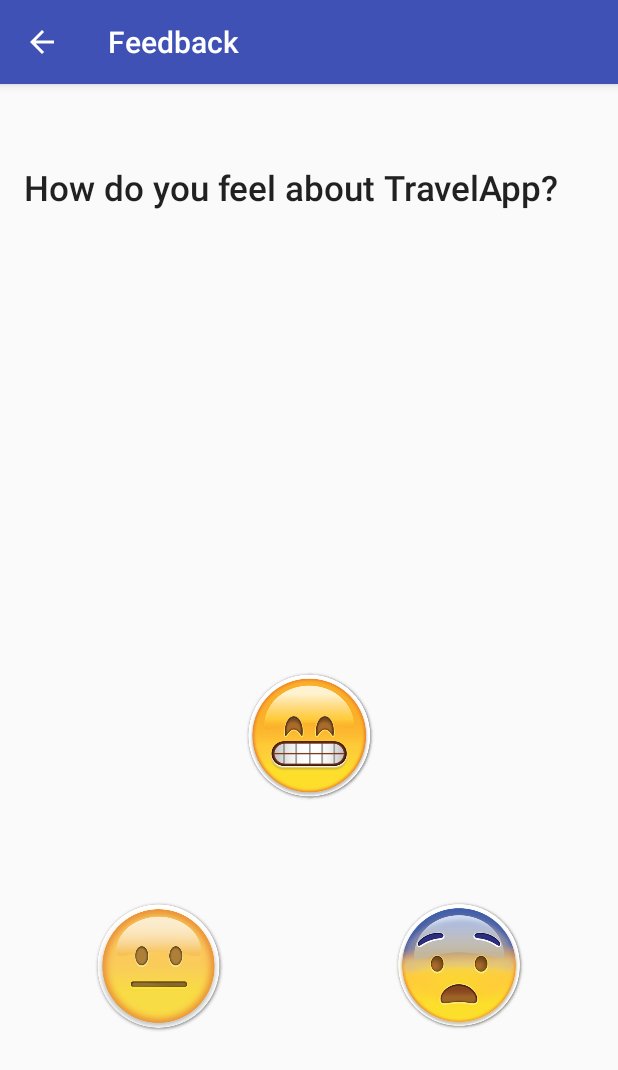
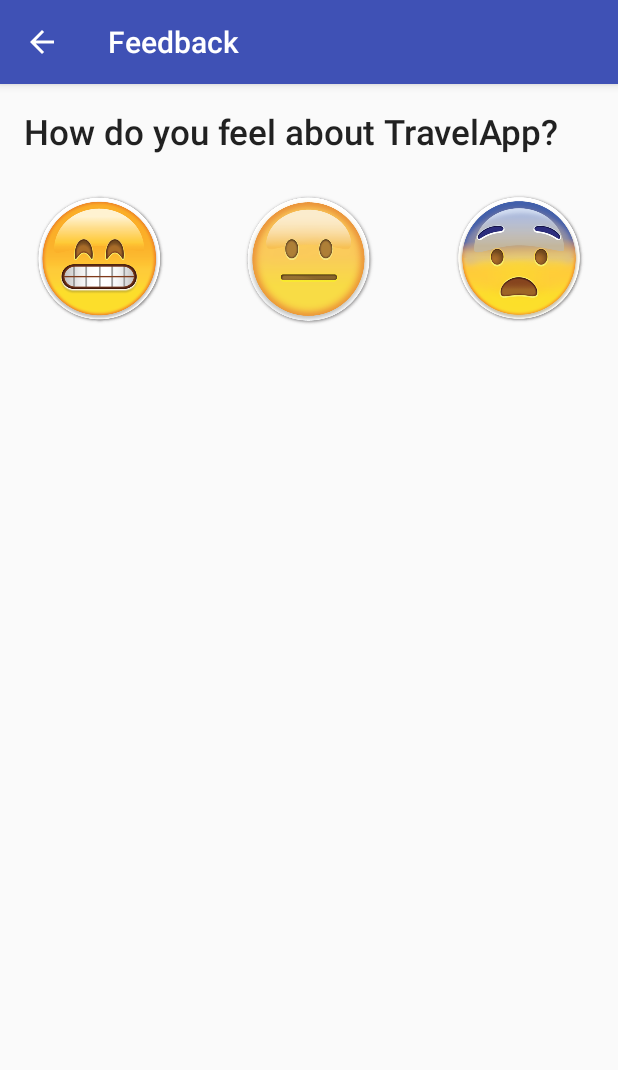
Before and after one commit to fzd370/travel-app, an Android app: the FeedbackActivity screen opened directly, with no data from a screen before it, on a phone screen of 412 x 824 dp. Shown: the top 1070 px of the screen. Run offline under Robolectric (Android 15) with nearby library versions, the phone set to English and light mode, and no system bars.

Commit message:
TravelAPP - Itineary Planner Algorithm - Search Autocorrect - Item Suggestion List + Weather Nowcast - Feedback - Contact List

```diff
--- /dev/null
+++ b/app/src/main/res/drawable/weather_top_bg.xml
@@ -0,0 +1,8 @@
+<shape xmlns:android="http://schemas.android.com/apk/res/android"
+    android:shape="rectangle" >
+    <gradient
+        android:startColor="#ffffff"
+        android:centerColor="#e7e7e7"
+        android:endColor="#000000"
+        android:type="linear" />
+</shape>
--- a/app/src/main/res/layout/activity_feedback.xml
+++ b/app/src/main/res/layout/activity_feedback.xml
@@ -6,29 +6,32 @@
     android:paddingBottom="@dimen/activity_vertical_margin" tools:context=".FeedbackActivity">
 
     <TextView
-        android:layout_width="match_parent"
+        android:layout_width="wrap_content"
         android:layout_height="wrap_content"
         android:textAppearance="?android:attr/textAppearanceLarge"
         android:text="How do you feel about TravelApp?"
         android:id="@+id/textView"
-        android:textSize="23dp"
+        android:layout_alignParentLeft="true"
+        android:layout_alignParentStart="true"
+        android:layout_alignParentRight="true"
+        android:layout_alignParentEnd="true"
         android:layout_alignParentTop="true"
-        android:layout_alignParentStart="true"
-        android:layout_marginTop="37dp"
-        android:fontFamily="sans-serif-medium" />
+        android:fontFamily="sans-serif-medium"
+        android:textSize="23dp" />
 
     <ImageButton
         android:layout_width="100dp"
         android:layout_height="100dp"
         android:id="@+id/btnHappy"
+        android:layout_below="@+id/textView"
+        android:layout_alignParentLeft="true"
+        android:layout_alignParentStart="true"
         android:padding="5dp"
+        android:layout_marginTop="20dp"
         android:src="@drawable/happy"
         android:scaleType="fitCenter"
         android:onClick="HappyFunction"
-        android:background="@null"
-        android:layout_marginBottom="53dp"
-        android:layout_above="@+id/btnNeutral"
-        android:layout_centerHorizontal="true" />
+        android:background="@null"/>
 
     <ImageButton
         android:layout_width="100dp"
@@ -37,22 +40,24 @@
         android:padding="5dp"
         android:src="@drawable/neutral"
         android:scaleType="fitCenter"
+        android:layout_marginTop="20dp"
+        android:layout_below="@+id/textView"
+        android:layout_centerHorizontal="true"
         android:onClick="NeutralFunction"
-        android:background="@null"
-        android:layout_marginBottom="113dp"
-        android:layout_alignParentBottom="true"
-        android:layout_toStartOf="@+id/btnHappy" />
+        android:background="@null"/>
 
     <ImageButton
         android:layout_width="100dp"
         android:layout_height="100dp"
         android:id="@+id/btnNthappy"
+        android:layout_below="@+id/textView"
+        android:layout_alignParentRight="true"
+        android:layout_alignParentEnd="true"
         android:padding="5dp"
+        android:layout_marginTop="20dp"
         android:src="@drawable/nthappy"
         android:scaleType="fitCenter"
         android:onClick="NthappyFunction"
-        android:background="@null"
-        android:layout_below="@+id/btnHappy"
-        android:layout_toEndOf="@+id/btnHappy" />
+        android:background="@null"/>
 
 </RelativeLayout>
--- a/app/src/main/res/layout/fragment_items.xml
+++ b/app/src/main/res/layout/fragment_items.xml
@@ -11,6 +11,7 @@
         android:layout_width="match_parent"
         android:layout_height="0dp"
         android:layout_weight="0.3"
+        android:layout_margin="15dp"
         android:weightSum="1">
         <ImageView
             android:id="@+id/image_weather"
```
